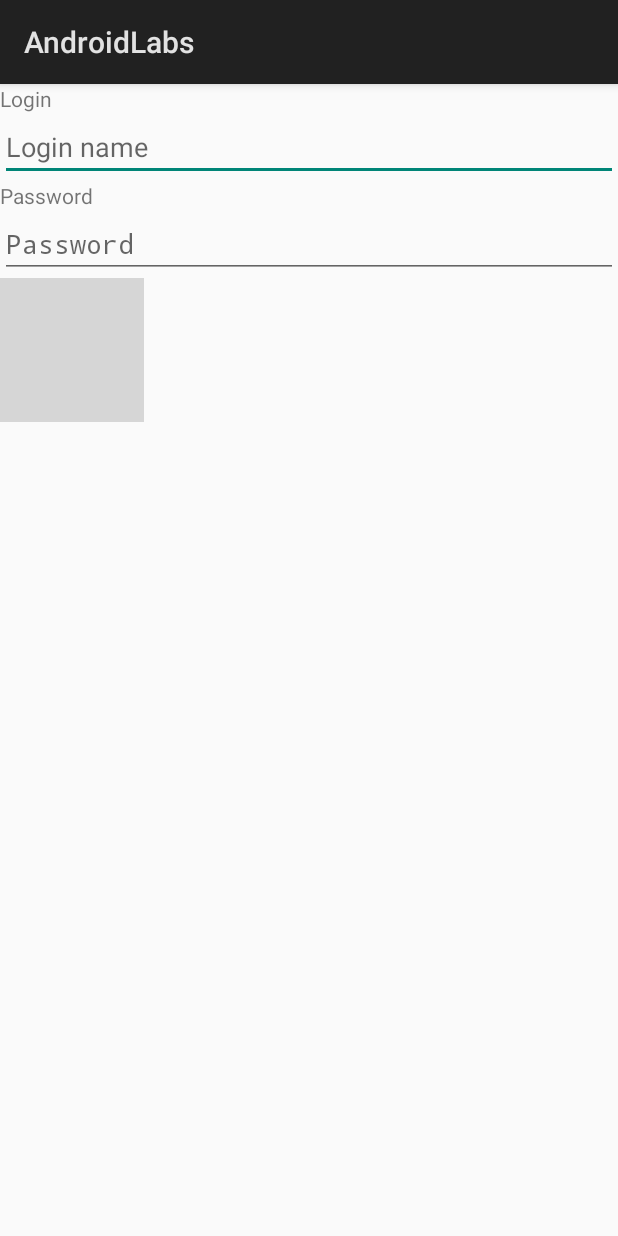
After one commit to jalo0011/AndroidLabs, an Android app: the LoginActivity screen opened directly, with no data from a screen before it, on a phone screen of 412 x 824 dp. The commit adds this screen. Run offline under Robolectric (Android 15) with nearby library versions, the phone set to English and light mode, and no system bars; grey boxes are pictures that could not be loaded.

Commit message:
lab 2 finished

```diff
--- a/app/build.gradle
+++ b/app/build.gradle
@@ -24,7 +24,7 @@ android {
 
 dependencies {
     implementation fileTree(dir: 'libs', include: ['*.jar'])
-    implementation"org.jetbrains.kotlin:kotlin-stdlib-jdk7:$kotlin_version"
+    implementation "org.jetbrains.kotlin:kotlin-stdlib-jdk7:$kotlin_version"
     implementation 'com.android.support.constraint:constraint-layout:1.1.3'
     testImplementation 'junit:junit:4.12'
     androidTestImplementation 'com.android.support.test:runner:1.0.2'
--- /dev/null
+++ b/app/src/main/java/com/algonquincollege/jalo0011/androidlabs/LoginActivity.kt
@@ -0,0 +1,12 @@
+package com.algonquincollege.jalo0011.androidlabs
+
+import android.app.Activity
+import android.os.Bundle
+
+class LoginActivity : Activity() {
+
+    override fun onCreate(savedInstanceState: Bundle?) {
+        super.onCreate(savedInstanceState)
+        setContentView(R.layout.activity_login)
+    }
+}
--- /dev/null
+++ b/app/src/main/res/layout/activity_login.xml
@@ -0,0 +1,41 @@
+<?xml version="1.0" encoding="utf-8"?>
+<LinearLayout xmlns:android="http://schemas.android.com/apk/res/android"
+    xmlns:app="http://schemas.android.com/apk/res-auto"
+    xmlns:tools="http://schemas.android.com/tools"
+    android:layout_width="match_parent"
+    android:layout_height="match_parent"
+    tools:context=".LoginActivity"
+    android:orientation="vertical">
+
+    <TextView
+        android:id="@+id/textView"
+        android:layout_width="match_parent"
+        android:layout_height="wrap_content"
+        android:text="@string/login_field" />
+
+    <EditText
+        android:id="@+id/editText"
+        android:layout_width="match_parent"
+        android:layout_height="wrap_content"
+        android:inputType="textEmailAddress"
+        android:hint="Login name"/>
+
+    <TextView
+        android:id="@+id/textView2"
+        android:layout_width="match_parent"
+        android:layout_height="wrap_content"
+        android:text="@string/password_field" />
+
+    <EditText
+        android:id="@+id/editText2"
+        android:layout_width="match_parent"
+        android:layout_height="wrap_content"
+        android:inputType="textPassword"
+        android:hint="Password"/>
+
+    <ImageView
+        android:layout_width="wrap_content"
+        android:layout_height="wrap_content"
+        android:src="@drawable/flag"/>
+
+</LinearLayout>
--- a/app/src/main/res/values/strings.xml
+++ b/app/src/main/res/values/strings.xml
@@ -2,4 +2,7 @@
     <string name="app_name">AndroidLabs</string>
     <string name="hello_msg">Hi Hey Hello!</string>
     <string name="btn_text">I\'m a button</string>
+    <string name="login_field">Login</string>
+    <string name="password_field">Password</string>
+    <string name="switch_txt">What does this do?</string>
 </resources>
```
Also changed, not shown: app/src/main/AndroidManifest.xml (+5 -3 lines), app/src/main/java/com/algonquincollege/jalo0011/androidlabs/ListItemsActivity.kt (added, +12 -0 lines), app/src/main/res/layout/activity_list_items.xml (added, +31 -0 lines), 1 other file.
